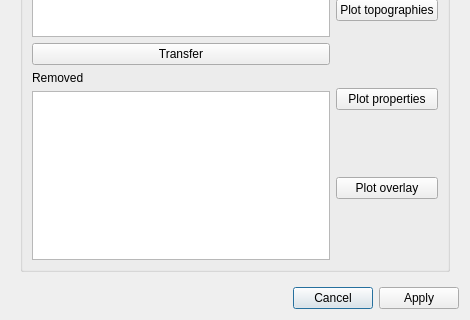
Before: the Qt Designer form qt4Designer_ui_files/icaDialogUi.ui in cibr-jyu/meggie, drawn with Qt 5; both pictures show x 0 to 470 and y 327 to 647 of the 470 by 647 pixel window.
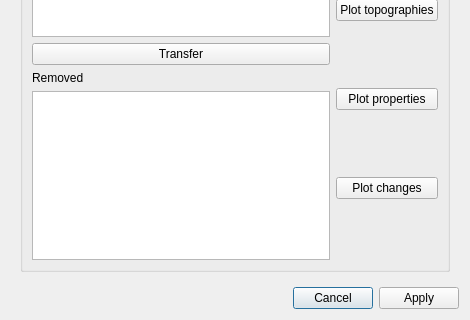
After: the same form once the commit is applied.

Commit message: Implement changes plot and applying in ica dialog

What changed in the file:
```diff
--- a/qt4Designer_ui_files/icaDialogUi.ui
+++ b/qt4Designer_ui_files/icaDialogUi.ui
@@ -192,7 +192,7 @@
               <item row="3" column="0">
                <widget class="QPushButton" name="pushButtonPlotOverlay">
                 <property name="text">
-                 <string>Plot overlay</string>
+                 <string>Plot changes</string>
                 </property>
                </widget>
               </item>
```
Left out of the diff: 2 changed lines with no effect on the pictures. The commit also changes 2 other files.
